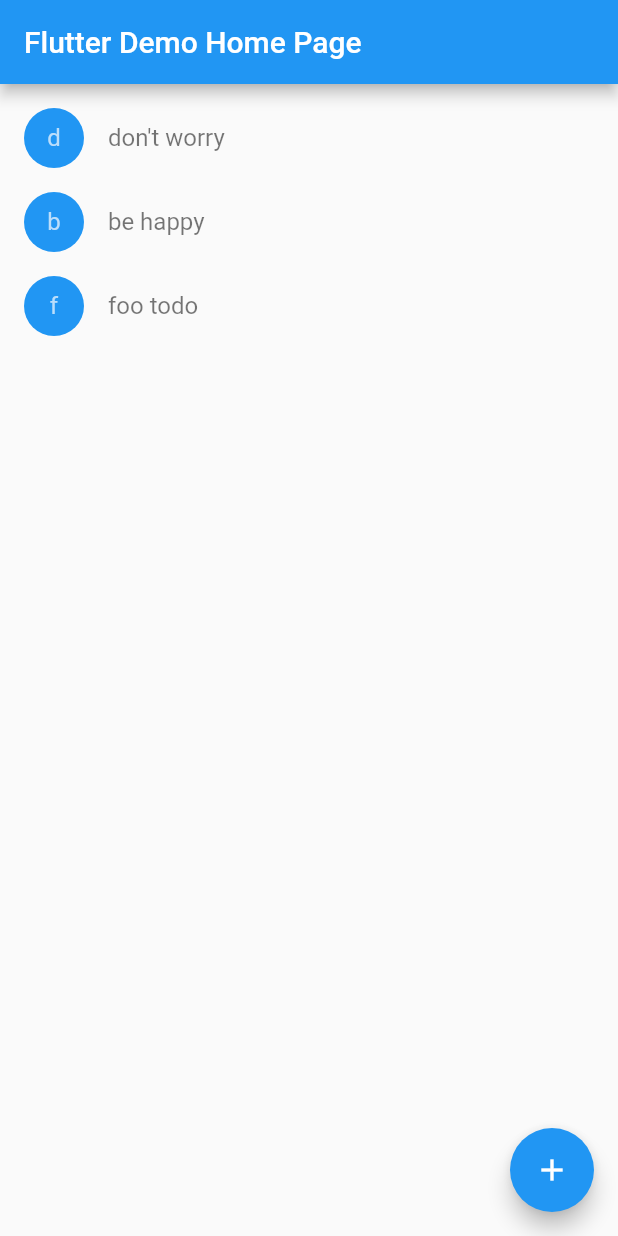
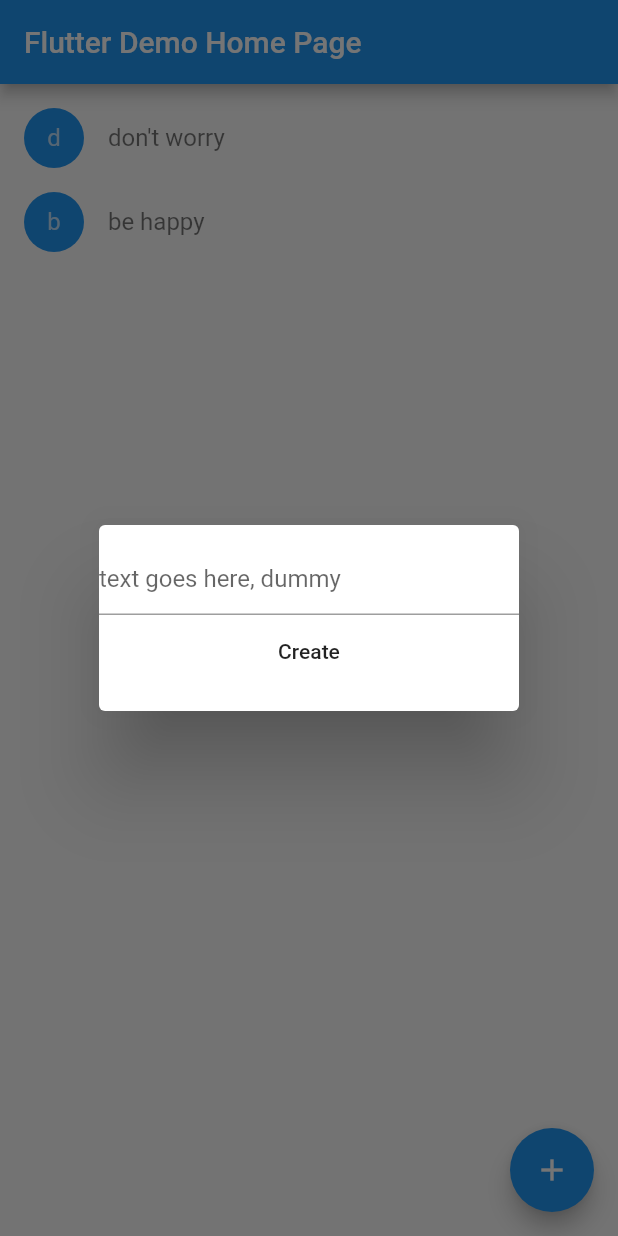
Before and after one commit to TMistui/flutter-todo-app, a Flutter app: the screen it shows after launch, after a tap on the "add" icon, on a phone screen of 412 x 824 dp. Run offline on Flutter 3.47's test engine with Material 2 defaults, Android fonts, the phone set to English and light mode, and no system bars.

Commit message:
WIP: Todos go for dummy input.
Need to properly pass the value back

```diff
--- a/lib/main.dart
+++ b/lib/main.dart
@@ -1,3 +1,5 @@
+import 'dart:async';
+
 import 'package:flutter/material.dart';
 import 'package:todos/todo.dart';
 import 'package:todos/todo_list.dart';
@@ -29,13 +31,27 @@ class MyHomePage extends StatefulWidget {
 }
 
 class _MyHomePageState extends State<MyHomePage> {
-  List<Todo> _elements = <Todo>[
+  final _elements = <Todo>[
     new Todo(text: "don't worry"),
     new Todo(text: "be happy")
   ];
 
-  void _createNewTodo() {
-    setState(() => _elements.add(new Todo(text: "foo todo")));
+  Future<Null> _createNewTodo(BuildContext context) async {
+    String modalDialogResult = await showDialog(context: context, child: new SimpleDialog(
+      children: <Widget>[
+        new TextField(
+          decoration: new InputDecoration(hintText: "text goes here, dummy"),
+        ),
+        new MaterialButton(
+          onPressed: () => Navigator.pop(context, "Sent back foo"),
+          child: new Text("Create"),
+        )
+      ],
+    ));
+
+    if (modalDialogResult != null) {
+      setState(() => _elements.add(new Todo(text: modalDialogResult)));
+    }
   }
 
   @override
@@ -48,7 +64,9 @@ class _MyHomePageState extends State<MyHomePage> {
         todoElements: _elements,
       ),
       floatingActionButton: new FloatingActionButton(
-        onPressed: _createNewTodo,
+        onPressed: () {
+          _createNewTodo(context);
+        },
         tooltip: 'Add New Todo',
         child: new Icon(Icons.add),
       ), // This trailing comma makes auto-formatting nicer for build methods.
--- a/lib/todo_list.dart
+++ b/lib/todo_list.dart
@@ -1,9 +1,13 @@
+import 'package:flutter/foundation.dart';
 import 'package:flutter/material.dart';
 import 'package:todos/todo.dart';
 
 
 class TodoList extends StatefulWidget {
-  TodoList({Key key, this.todoElements}) : super(key: key);
+  TodoList({
+    @required Key key,
+    @required this.todoElements
+  }) : super(key: key);
 
   final List<Todo> todoElements;
 
@@ -16,7 +20,8 @@ class _TodoListState extends State<TodoList> {
   Map<Todo, bool> _todoStates = {};
 
   void _toggleTodoState(Todo target, bool oldState) {
-    debugPrint('_TodoListState._toggleTodoState: ${_todoStates[target]} => (${!oldState})');
+    debugPrint(
+        '_TodoListState._toggleTodoState: ${_todoStates[target]} => (${!oldState})');
 
     setState(() => _todoStates[target] = !oldState);
   }
@@ -32,7 +37,8 @@ class _TodoListState extends State<TodoList> {
   @override
   Widget build(BuildContext context) {
     return new Column(
-      children: <Widget>[new Flexible(
+      children: <Widget>[
+        new Flexible(
           child: new ListView.builder(
             padding: new EdgeInsets.symmetric(vertical: 8.0),
             // this lets the "child" reach into the parent
@@ -42,6 +48,7 @@ class _TodoListState extends State<TodoList> {
               return new TodoListItem(
                 todo: todo,
                 isChecked: _todoStates[todo] ?? false,
+                // this is getOrDefault (java)
                 onTodoClick: _toggleTodoState,
               );
             },
```
Lines whose indentation alone changed are shown as unchanged.
